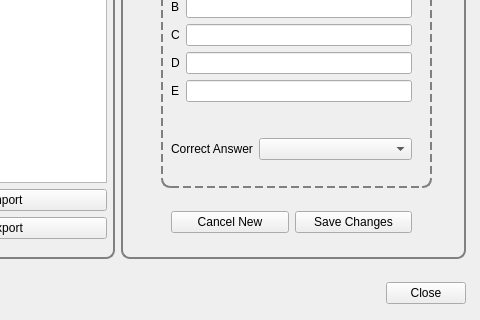
sobjornstad/clicker-quiz-manager, file designer/editset.ui: the form before one commit; both pictures show x 545 to 1025 and y 292 to 612 of the 1025 by 612 pixel window.
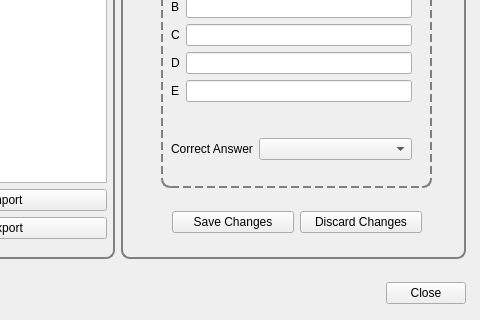
The form after the commit. Custom widgets are drawn as their Qt base class.

Patch:
```diff
--- a/designer/editset.ui
+++ b/designer/editset.ui
@@ -313,27 +313,27 @@
         </item>
        </layout>
       </widget>
-      <widget class="QWidget" name="">
+      <widget class="QWidget" name="layoutWidget">
        <property name="geometry">
         <rect>
-         <x>50</x>
+         <x>51</x>
          <y>490</y>
-         <width>241</width>
+         <width>250</width>
          <height>29</height>
         </rect>
        </property>
        <layout class="QHBoxLayout" name="horizontalLayout_3">
         <item>
-         <widget class="QPushButton" name="cancelButton">
+         <widget class="QPushButton" name="saveButton">
           <property name="text">
-           <string>Cancel New</string>
+           <string>Save Changes</string>
           </property>
          </widget>
         </item>
         <item>
-         <widget class="QPushButton" name="saveButton">
+         <widget class="QPushButton" name="cancelButton">
           <property name="text">
-           <string>Save Changes</string>
+           <string>Discard Changes</string>
           </property>
          </widget>
         </item>
```
